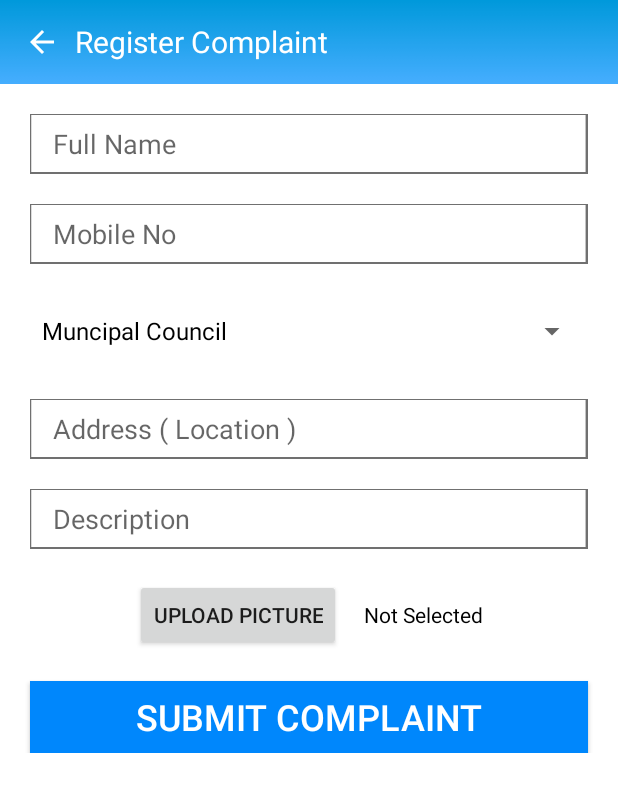
After one commit to amitthakarebi/SVPCET-Hackathon-TechnoTuner-2, an Android app: the NewComplaint screen opened directly, with no data from a screen before it, on a phone screen of 412 x 824 dp. The commit adds this screen. Shown: the top 792 px of the screen. Run offline under Robolectric (Android 15) with nearby library versions, the phone set to English and light mode, and no system bars.

Commit message:
Login and Register Basic Completed

```diff
--- a/app/build.gradle
+++ b/app/build.gradle
@@ -1,4 +1,5 @@
 apply plugin: 'com.android.application'
+apply plugin: 'com.google.gms.google-services'
 
 android {
     compileSdkVersion 30
@@ -25,9 +26,10 @@ android {
 dependencies {
     implementation fileTree(dir: "libs", include: ["*.jar"])
     implementation 'androidx.appcompat:appcompat:1.2.0'
-    implementation 'androidx.constraintlayout:constraintlayout:2.0.1'
+    implementation 'androidx.constraintlayout:constraintlayout:2.0.4'
     implementation 'com.google.android.material:material:1.2.1'
-    testImplementation 'junit:junit:4.12'
+    implementation 'com.google.firebase:firebase-auth:20.0.0'
+    testImplementation 'junit:junit:4.13'
     androidTestImplementation 'androidx.test.ext:junit:1.1.2'
     androidTestImplementation 'androidx.test.espresso:espresso-core:3.3.0'
 
--- a/app/src/main/AndroidManifest.xml
+++ b/app/src/main/AndroidManifest.xml
@@ -1,6 +1,9 @@
 <?xml version="1.0" encoding="utf-8"?>
 <manifest xmlns:android="http://schemas.android.com/apk/res/android"
     package="com.Technotuner.SVPCET">
+
+    <uses-permission android:name="android.permission.INTERNET"/>
+    <uses-permission android:name="android.permission.ACCESS_NETWORK_STATE"/>
 
     <application
         android:allowBackup="true"
@@ -9,6 +12,9 @@
         android:roundIcon="@mipmap/ic_launcher_round"
         android:supportsRtl="true"
         android:theme="@style/AppTheme">
+        <activity
+            android:name=".NewComplaint"
+            android:theme="@style/Theme.AppCompat.DayNight.NoActionBar" />
         <activity
             android:name=".Home"
             android:theme="@style/Theme.AppCompat.DayNight.NoActionBar" />
--- /dev/null
+++ b/app/src/main/java/com/Technotuner/SVPCET/NewComplaint.java
@@ -0,0 +1,59 @@
+package com.Technotuner.SVPCET;
+
+import androidx.appcompat.app.AppCompatActivity;
+
+import android.os.Bundle;
+import android.view.View;
+import android.widget.AdapterView;
+import android.widget.ArrayAdapter;
+import android.widget.ImageView;
+import android.widget.Spinner;
+import android.widget.Toast;
+
+public class NewComplaint extends AppCompatActivity implements AdapterView.OnItemSelectedListener {
+
+    private ImageView toolbarBackBtn;
+    private Spinner spinner;
+    private String[] departmentList = {"Muncipal Council","Ministry of Road Transport & Highways, Government of India",
+            "Department of Water Resources, River Development & Ganga Rejuvenation",
+             "Ministry Of Power","Ministry of Agriculture and Farmers' Welfare",
+            "Ministry of Food Processing Industries","Ministry of Health and Family Welfare",
+            "Ministry of Health and Family Welfare","Ministry of Labour and Employment",
+            "Ministry of Law and Justice","Ministry of Railways"};
+
+    @Override
+    protected void onCreate(Bundle savedInstanceState) {
+        super.onCreate(savedInstanceState);
+        setContentView(R.layout.activity_new_complaint);
+        initialize();
+    }
+
+    private void initialize() {
+
+        toolbarBackBtn = findViewById(R.id.toolbar_back);
+        spinner = findViewById(R.id.toDepartmentSpinnerNC);
+        spinner.setOnItemSelectedListener(this);
+        //spinner setting
+        ArrayAdapter arrayAdapter = new ArrayAdapter(this,R.layout.support_simple_spinner_dropdown_item,departmentList);
+        arrayAdapter.setDropDownViewResource(R.layout.support_simple_spinner_dropdown_item);;
+        spinner.setAdapter(arrayAdapter);
+
+        toolbarBackBtn.setOnClickListener(new View.OnClickListener() {
+            @Override
+            public void onClick(View v) {
+                finish();
+            }
+        });
+
+    }
+
+    @Override
+    public void onItemSelected(AdapterView<?> parent, View view, int position, long id) {
+        Toast.makeText(this, departmentList[position], Toast.LENGTH_SHORT).show();
+    }
+
+    @Override
+    public void onNothingSelected(AdapterView<?> parent) {
+
+    }
+}
--- /dev/null
+++ b/app/src/main/res/drawable/ic_baseline_arrow_back_24.xml
@@ -0,0 +1,5 @@
+<vector android:height="24dp" android:tint="#FFFFFF"
+    android:viewportHeight="24" android:viewportWidth="24"
+    android:width="24dp" xmlns:android="http://schemas.android.com/apk/res/android">
+    <path android:fillColor="@android:color/white" android:pathData="M20,11H7.83l5.59,-5.59L12,4l-8,8 8,8 1.41,-1.41L7.83,13H20v-2z"/>
+</vector>
--- a/app/src/main/res/layout/activity_main.xml
+++ b/app/src/main/res/layout/activity_main.xml
@@ -43,7 +43,7 @@
 
 
         <EditText
-            android:id="@+id/editTextTextEmailAddress"
+            android:id="@+id/editTextEmailMain"
             android:layout_width="match_parent"
             android:layout_height="wrap_content"
             android:layout_marginStart="20dp"
@@ -58,6 +58,7 @@
             android:textColor="@color/black" />
 
         <EditText
+            android:id="@+id/editTextPasswordMain"
             android:layout_width="match_parent"
             android:layout_height="wrap_content"
             android:layout_marginStart="20dp"
--- /dev/null
+++ b/app/src/main/res/layout/activity_new_complaint.xml
@@ -0,0 +1,147 @@
+<?xml version="1.0" encoding="utf-8"?>
+<ScrollView xmlns:android="http://schemas.android.com/apk/res/android"
+    xmlns:app="http://schemas.android.com/apk/res-auto"
+    xmlns:tools="http://schemas.android.com/tools"
+    android:layout_width="match_parent"
+    android:background="#ffffff"
+    android:layout_height="match_parent"
+    tools:context=".NewComplaint">
+
+    <androidx.constraintlayout.widget.ConstraintLayout
+        android:layout_width="match_parent"
+        android:layout_height="wrap_content">
+
+        <androidx.appcompat.widget.Toolbar
+            android:id="@+id/toolbar"
+            android:layout_width="match_parent"
+            android:layout_height="wrap_content"
+            android:background="@drawable/toolbar_back"
+            android:minHeight="?attr/actionBarSize"
+            android:theme="?attr/actionBarTheme"
+            app:layout_constraintEnd_toEndOf="parent"
+            app:layout_constraintHorizontal_bias="0.0"
+            app:layout_constraintStart_toStartOf="parent"
+            app:layout_constraintTop_toTopOf="parent">
+
+            <ImageView
+                android:id="@+id/toolbar_back"
+                android:layout_width="wrap_content"
+                android:layout_height="wrap_content"
+                android:paddingEnd="10dp"
+                android:src="@drawable/ic_baseline_arrow_back_24" />
+
+            <TextView
+                android:layout_width="wrap_content"
+                android:layout_height="wrap_content"
+                android:text="Register Complaint"
+                android:textColor="@color/white"
+                android:textSize="20sp" />
+        </androidx.appcompat.widget.Toolbar>
+
+        <LinearLayout
+            android:layout_width="match_parent"
+            android:layout_height="match_parent"
+            android:orientation="vertical"
+            app:layout_constraintEnd_toEndOf="parent"
+            app:layout_constraintStart_toStartOf="parent"
+            app:layout_constraintTop_toBottomOf="@+id/toolbar">
+
+            <EditText
+                android:id="@+id/fullnameEditTextNC"
+                android:layout_width="match_parent"
+                android:layout_height="wrap_content"
+                android:layout_marginStart="20dp"
+                android:layout_marginTop="20dp"
+                android:layout_marginEnd="20dp"
+                android:background="@drawable/edittext_back_simple"
+                android:hint="Full Name"
+                android:paddingStart="15dp"
+                android:textColor="@color/black" />
+
+            <EditText
+                android:id="@+id/mobileEditTextNC"
+                android:layout_width="match_parent"
+                android:layout_height="wrap_content"
+                android:layout_marginStart="20dp"
+                android:layout_marginTop="20dp"
+                android:layout_marginEnd="20dp"
+                android:background="@drawable/edittext_back_simple"
+                android:hint="Mobile No"
+                android:paddingStart="15dp"
+                android:textColor="@color/black" />
+
+            <Spinner
+                android:id="@+id/toDepartmentSpinnerNC"
+                android:layout_width="match_parent"
+                android:layout_height="50dp"
+                android:layout_marginStart="20dp"
+                android:layout_marginTop="20dp"
+                android:layout_marginEnd="20dp" />
+
+
+            <EditText
+                android:id="@+id/addressEditTextNC"
+                android:layout_width="match_parent"
+                android:layout_height="wrap_content"
+                android:layout_marginStart="20dp"
+                android:layout_marginTop="20dp"
+                android:layout_marginEnd="20dp"
+                android:background="@drawable/edittext_back_simple"
+                android:hint="Address ( Location )"
+                android:paddingStart="15dp"
+                android:textColor="@color/black" />
+
+            <EditText
+                android:id="@+id/descriptionEditTextNC"
+                android:layout_width="match_parent"
+                android:layout_height="wrap_content"
+                android:layout_marginStart="20dp"
+                android:layout_marginTop="20dp"
+                android:layout_marginEnd="20dp"
+                android:background="@drawable/edittext_back_simple"
+                android:hint="Description"
+                android:inputType="textMultiLine"
+                android:paddingStart="15dp"
+                android:textColor="@color/black" />
+
+            <LinearLayout
+                android:layout_width="match_parent"
+                android:layout_height="wrap_content"
+                android:layout_marginStart="20dp"
+                android:layout_marginTop="20dp"
+                android:layout_marginEnd="20dp"
+                android:gravity="center"
+                android:orientation="horizontal">
+
+                <Button
+                    android:layout_width="wrap_content"
+                    android:layout_height="wrap_content"
+                    android:layout_marginEnd="15dp"
+                    android:text="Upload Picture" />
+
+                <TextView
+                    android:layout_width="wrap_content"
+                    android:layout_height="wrap_content"
+                    android:text="Not Selected"
+                    android:textColor="@color/black" />
+
+            </LinearLayout>
+
+            <Button
+                android:layout_width="match_parent"
+                android:layout_height="wrap_content"
+                android:layout_marginStart="20dp"
+                android:layout_marginTop="20dp"
+                android:layout_marginEnd="20dp"
+                android:background="@color/blue"
+                android:text="Submit Complaint"
+                android:textColor="@color/white"
+                android:textSize="24sp" />
+
+
+        </LinearLayout>
+
+
+    </androidx.constraintlayout.widget.ConstraintLayout>
+
+</ScrollView>
--- a/build.gradle
+++ b/build.gradle
@@ -5,7 +5,8 @@ buildscript {
         jcenter()
     }
     dependencies {
-        classpath "com.android.tools.build:gradle:4.0.1"
+        classpath "com.android.tools.build:gradle:4.0.2"
+        classpath 'com.google.gms:google-services:4.3.4'
 
         // NOTE: Do not place your application dependencies here; they belong
         // in the individual module build.gradle files
```
Also changed, not shown: app/src/main/java/com/Technotuner/SVPCET/Home.java (+50 -2 lines), app/src/main/java/com/Technotuner/SVPCET/MainActivity.java (+32 -2 lines), app/src/main/java/com/Technotuner/SVPCET/SignUp.java (+64 -0 lines), app/src/main/res/layout/activity_home.xml (+91 -6 lines), app/src/main/res/layout/activity_sign_up.xml (+19 -16 lines), 1 other file.
